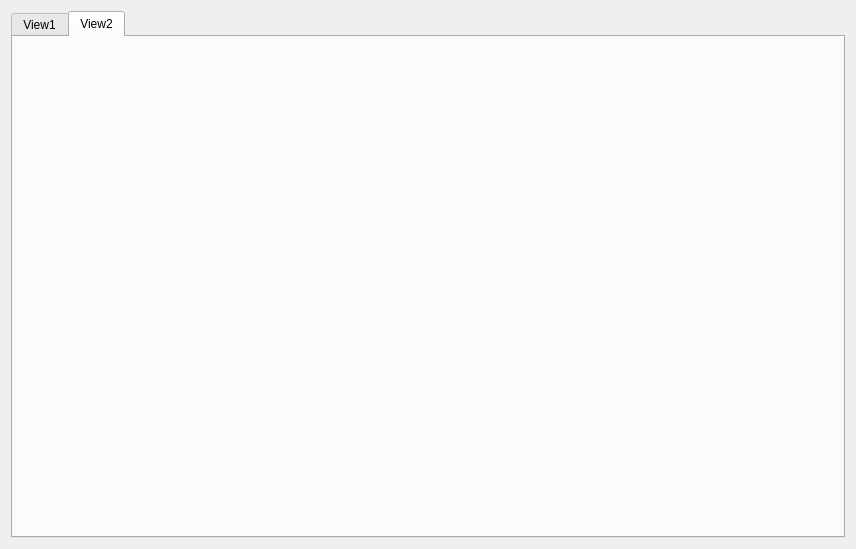
This is lw1/task4/View.ui in BlackFox101/cg as Qt 5 draws it before an edit. The edited form follows.
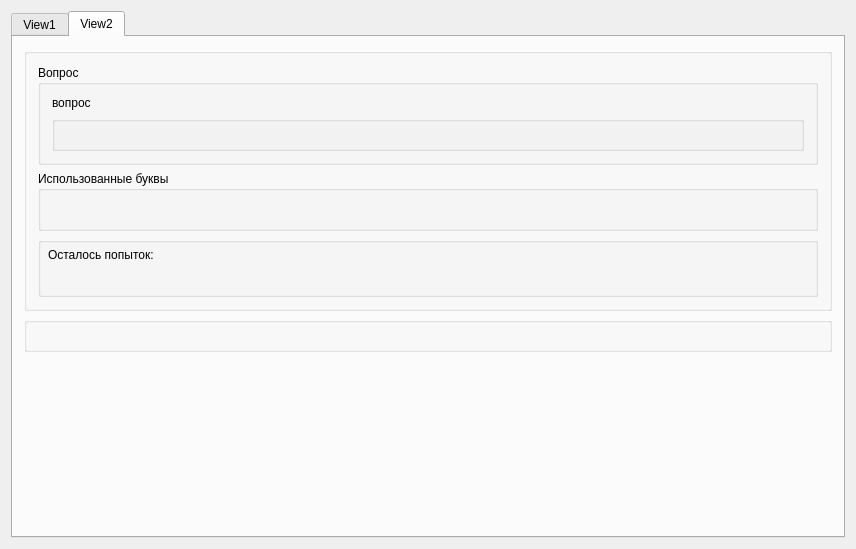
This is the edited form. The open tabs and pages were chosen to show the change.

Patch:
```diff
--- a/lw1/task4/View.ui
+++ b/lw1/task4/View.ui
@@ -162,6 +162,147 @@
        <attribute name="title">
         <string>View2</string>
        </attribute>
+       <layout class="QVBoxLayout" name="verticalLayout_3">
+        <item>
+         <widget class="QGroupBox" name="groupBox_4">
+          <property name="minimumSize">
+           <size>
+            <width>0</width>
+            <height>60</height>
+           </size>
+          </property>
+          <property name="title">
+           <string/>
+          </property>
+          <layout class="QVBoxLayout" name="verticalLayout_4">
+           <item>
+            <widget class="QGroupBox" name="groupBox_3">
+             <property name="minimumSize">
+              <size>
+               <width>0</width>
+               <height>60</height>
+              </size>
+             </property>
+             <property name="title">
+              <string>Вопрос</string>
+             </property>
+             <layout class="QVBoxLayout" name="verticalLayout_5">
+              <item>
+               <widget class="QLabel" name="questionLabel2">
+                <property name="text">
+                 <string>вопрос</string>
+                </property>
+               </widget>
+              </item>
+              <item>
+               <widget class="QGroupBox" name="answerBox2">
+                <property name="minimumSize">
+                 <size>
+                  <width>0</width>
+                  <height>35</height>
+                 </size>
+                </property>
+                <property name="title">
+                 <string/>
+                </property>
+               </widget>
+              </item>
+             </layout>
+            </widget>
+           </item>
+           <item>
+            <widget class="QGroupBox" name="usedLattersBox">
+             <property name="minimumSize">
+              <size>
+               <width>0</width>
+               <height>60</height>
+              </size>
+             </property>
+             <property name="title">
+              <string>Использованные буквы</string>
+             </property>
+             <layout class="QHBoxLayout" name="usedLettersLayout"/>
+            </widget>
+           </item>
+           <item>
+            <widget class="QGroupBox" name="groupBox_5">
+             <property name="minimumSize">
+              <size>
+               <width>0</width>
+               <height>60</height>
+              </size>
+             </property>
+             <property name="styleSheet">
+              <string notr="true"/>
+             </property>
+             <property name="title">
+              <string/>
+             </property>
+             <widget class="QLabel" name="label">
+              <property name="geometry">
+               <rect>
+                <x>10</x>
+                <y>10</y>
+                <width>111</width>
+                <height>16</height>
+               </rect>
+              </property>
+              <property name="text">
+               <string>Осталось попыток:</string>
+              </property>
+             </widget>
+             <widget class="QLabel" name="attemptsNumber">
+              <property name="geometry">
+               <rect>
+                <x>120</x>
+                <y>10</y>
+                <width>49</width>
+                <height>16</height>
+               </rect>
+              </property>
+              <property name="text">
+               <string/>
+              </property>
+             </widget>
+            </widget>
+           </item>
+          </layout>
+         </widget>
+        </item>
+        <item>
+         <widget class="QGroupBox" name="allLetters">
+          <property name="minimumSize">
+           <size>
+            <width>0</width>
+            <height>35</height>
+           </size>
+          </property>
+          <property name="maximumSize">
+           <size>
+            <width>16777215</width>
+            <height>16777215</height>
+           </size>
+          </property>
+          <property name="title">
+           <string/>
+          </property>
+          <layout class="QHBoxLayout" name="lettersLayout2"/>
+         </widget>
+        </item>
+        <item>
+         <spacer name="verticalSpacer_3">
+          <property name="orientation">
+           <enum>Qt::Vertical</enum>
+          </property>
+          <property name="sizeHint" stdset="0">
+           <size>
+            <width>20</width>
+            <height>40</height>
+           </size>
+          </property>
+         </spacer>
+        </item>
+       </layout>
       </widget>
      </widget>
     </item>
```
Left out of the diff: 2 changed lines with no effect on the pictures.
